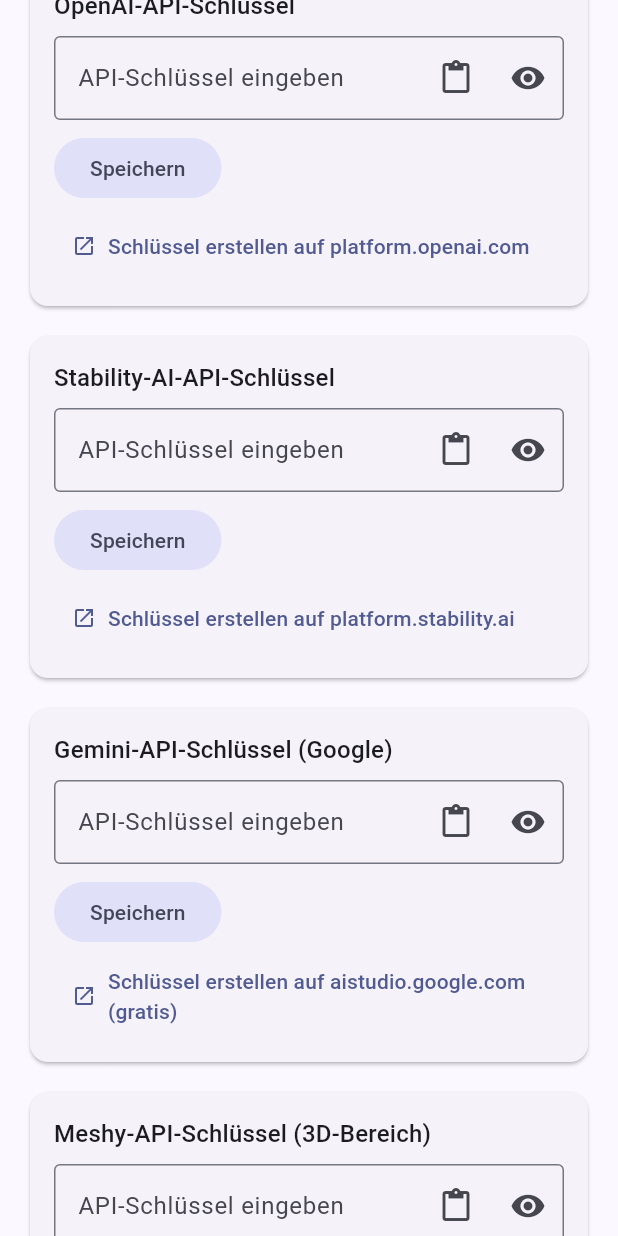
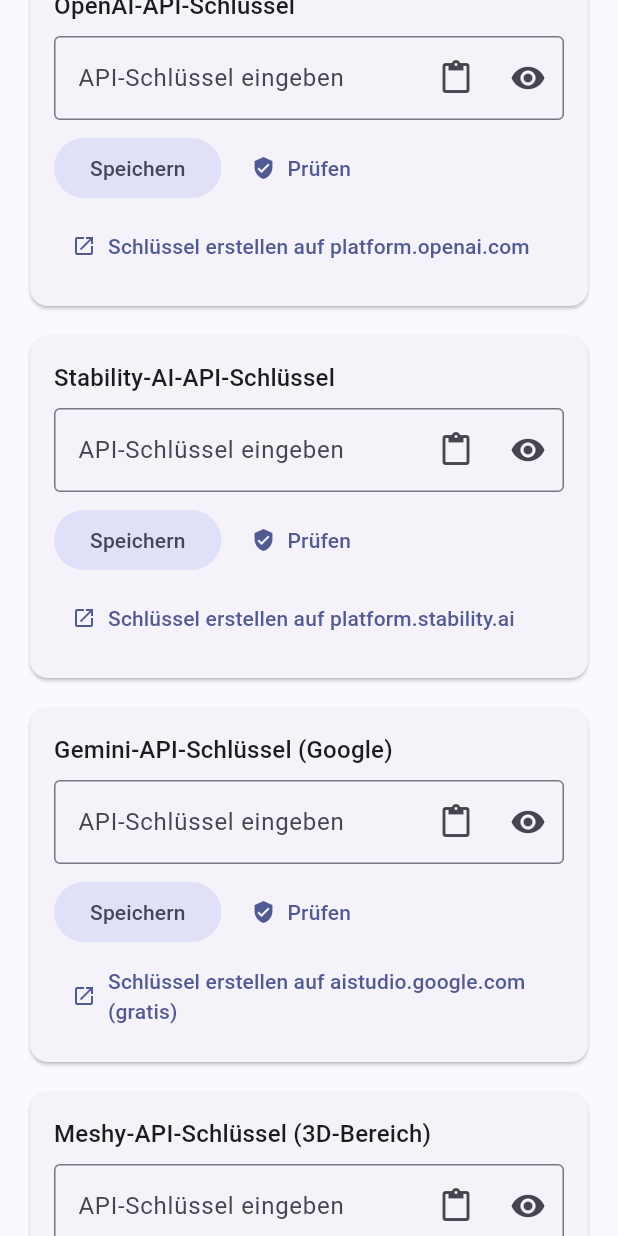
Before and after one commit to Alex1977-code/Bildgenerator, a Flutter app: the SettingsScreen widget shown alone on an empty page, opened directly, scrolled down 576 dp, on a phone screen of 412 x 824 dp. Run offline on Flutter 3.47's test engine with Material 3 defaults, Android fonts, the phone set to English and light mode, and no system bars; our stand-ins replace flutter_secure_storage, image_picker, share_plus, shared_preferences, web; missing offline and left inert: dart:js_interop, desktop_drop, file_selector; accounts and stored records are empty.

Commit message:
API-Schlüssel-Prüfung mit grünem Haken in den Einstellungen
Jede Schlüssel-Karte (OpenAI, Stability, Gemini, Meshy, Tripo3D) hat
jetzt einen „Prüfen“-Knopf: Er testet den eingegebenen bzw.
gespeicherten Schlüssel mit einer harmlosen, kostenlosen Anfrage
(Modell-Liste bzw. Guthaben). Bei Erfolg erscheint ein grüner Haken
„Schlüssel geprüft – gültig und einsatzbereit“, bei Ablehnung eine
verständliche Fehlermeldung (401/403 → Tippfehler-Hinweis). Das
Ergebnis wird bei Texteingabe zurückgesetzt.

Co-Authored-By: Claude <noreply@anthropic.com>
Claude-Session: https://claude.ai/code/session_01X62YrZoYAAA7b7wtJTmR84

```diff
--- a/lib/screens/settings_screen.dart
+++ b/lib/screens/settings_screen.dart
@@ -6,6 +6,7 @@ import 'package:url_launcher/url_launcher.dart';
 
 import '../models/models.dart';
 import '../services/generators.dart';
+import '../services/key_check.dart';
 import '../services/settings_service.dart';
 import '../services/tripo_service.dart';
 import '../services/watermark.dart';
@@ -139,6 +140,8 @@ class _SettingsScreenState extends State<SettingsScreen> {
         const SizedBox(height: 12),
         _ApiKeyCard(
           title: 'OpenAI-API-Schlüssel',
+          providerId: 'openai',
+          currentKey: settings.apiKeyFor(GenProvider.openai),
           onSave: (value) => settings.setApiKey(GenProvider.openai, value),
           keySummary: _keySummary(settings.apiKeyFor(GenProvider.openai)),
           helpLabel: 'Schlüssel erstellen auf platform.openai.com',
@@ -147,6 +150,8 @@ class _SettingsScreenState extends State<SettingsScreen> {
         const SizedBox(height: 12),
         _ApiKeyCard(
           title: 'Stability-AI-API-Schlüssel',
+          providerId: 'stability',
+          currentKey: settings.apiKeyFor(GenProvider.stability),
           onSave: (value) =>
               settings.setApiKey(GenProvider.stability, value),
           keySummary: _keySummary(settings.apiKeyFor(GenProvider.stability)),
@@ -156,6 +161,8 @@ class _SettingsScreenState extends State<SettingsScreen> {
         const SizedBox(height: 12),
         _ApiKeyCard(
           title: 'Gemini-API-Schlüssel (Google)',
+          providerId: 'gemini',
+          currentKey: settings.apiKeyFor(GenProvider.gemini),
           onSave: (value) => settings.setApiKey(GenProvider.gemini, value),
           keySummary: _keySummary(settings.apiKeyFor(GenProvider.gemini)),
           helpLabel: 'Schlüssel erstellen auf aistudio.google.com (gratis)',
@@ -164,6 +171,8 @@ class _SettingsScreenState extends State<SettingsScreen> {
         const SizedBox(height: 12),
         _ApiKeyCard(
           title: 'Meshy-API-Schlüssel (3D-Bereich)',
+          providerId: 'meshy',
+          currentKey: settings.meshyApiKey,
           onSave: settings.setMeshyApiKey,
           keySummary: _keySummary(settings.meshyApiKey),
           helpLabel: 'Schlüssel erstellen auf meshy.ai (API ab Pro-Plan)',
@@ -172,6 +181,8 @@ class _SettingsScreenState extends State<SettingsScreen> {
         const SizedBox(height: 12),
         _ApiKeyCard(
           title: 'Tripo3D-API-Schlüssel (3D-Bereich)',
+          providerId: 'tripo',
+          currentKey: settings.tripoApiKey,
           onSave: settings.setTripoApiKey,
           keySummary: _keySummary(settings.tripoApiKey),
           helpLabel:
@@ -246,9 +257,17 @@ class _ApiKeyCard extends StatefulWidget {
     required this.keySummary,
     required this.helpLabel,
     required this.onHelp,
+    required this.providerId,
+    required this.currentKey,
   });
 
   final String title;
+
+  /// Anbieter-Kennung für die Schlüssel-Prüfung (validateApiKey).
+  final String providerId;
+
+  /// Aktuell gespeicherter Schlüssel (für die Prüfung ohne Neueingabe).
+  final String? currentKey;
 
   /// Speichert den Schlüssel; ein leerer Wert löscht ihn.
   final Future<void> Function(String value) onSave;
@@ -267,6 +286,36 @@ class _ApiKeyCard extends StatefulWidget {
 class _ApiKeyCardState extends State<_ApiKeyCard> {
   final _controller = TextEditingController();
   bool _obscure = true;
+  bool _validating = false;
+  bool _validated = false;
+  String? _validationError;
+
+  /// Prüft den eingegebenen bzw. gespeicherten Schlüssel per
+  /// Test-Anfrage und zeigt das Ergebnis als grünen Haken oder Fehler.
+  Future<void> _validate() async {
+    final key = _controller.text.trim().isNotEmpty
+        ? _controller.text.trim()
+        : (widget.currentKey ?? '').trim();
+    if (key.isEmpty) {
+      ScaffoldMessenger.of(context).showSnackBar(const SnackBar(
+          content:
+              Text('Bitte zuerst einen Schlüssel eingeben oder speichern.')));
+      return;
+    }
+    setState(() {
+      _validating = true;
+      _validated = false;
+      _validationError = null;
+    });
+    try {
+      await validateApiKey(widget.providerId, key);
+      if (mounted) setState(() => _validated = true);
+    } on GenerationException catch (e) {
+      if (mounted) setState(() => _validationError = e.message);
+    } finally {
+      if (mounted) setState(() => _validating = false);
+    }
+  }
 
   @override
   void dispose() {
@@ -362,7 +411,10 @@ class _ApiKeyCardState extends State<_ApiKeyCard> {
               minLines: 1,
               autocorrect: false,
               enableSuggestions: false,
-              onChanged: (_) => setState(() {}),
+              onChanged: (_) => setState(() {
+                _validated = false;
+                _validationError = null;
+              }),
               decoration: InputDecoration(
                 labelText: widget.hasKey
                     ? 'Neuen Schlüssel eingeben (ersetzt den vorhandenen)'
@@ -405,12 +457,49 @@ class _ApiKeyCardState extends State<_ApiKeyCard> {
                     child: const Text('Entfernen'),
                   ),
                 TextButton.icon(
+                  onPressed: _validating ? null : _validate,
+                  icon: _validating
+                      ? const SizedBox(
+                          width: 14,
+                          height: 14,
+                          child: CircularProgressIndicator(strokeWidth: 2),
+                        )
+                      : const Icon(Icons.verified_user, size: 16),
+                  label: const Text('Prüfen'),
+                ),
+                TextButton.icon(
                   onPressed: widget.onHelp,
                   icon: const Icon(Icons.open_in_new, size: 16),
                   label: Text(widget.helpLabel),
                 ),
               ],
             ),
+            if (_validated || _validationError != null) ...[
+              const SizedBox(height: 4),
+              Row(
+                crossAxisAlignment: CrossAxisAlignment.start,
+                children: [
+                  Icon(
+                    _validated ? Icons.check_circle : Icons.error_outline,
+                    size: 18,
+                    color: _validated ? Colors.green : theme.colorScheme.error,
+                  ),
+                  const SizedBox(width: 6),
+                  Expanded(
+                    child: Text(
+                      _validated
+                          ? 'Schlüssel geprüft – gültig und einsatzbereit.'
+                          : _validationError!,
+                      style: theme.textTheme.bodySmall?.copyWith(
+                        color: _validated
+                            ? Colors.green
+                            : theme.colorScheme.error,
+                      ),
+                    ),
+                  ),
+                ],
+              ),
+            ],
           ],
         ),
       ),
```
Also changed, not shown: lib/services/key_check.dart (added, +56 -0 lines).
